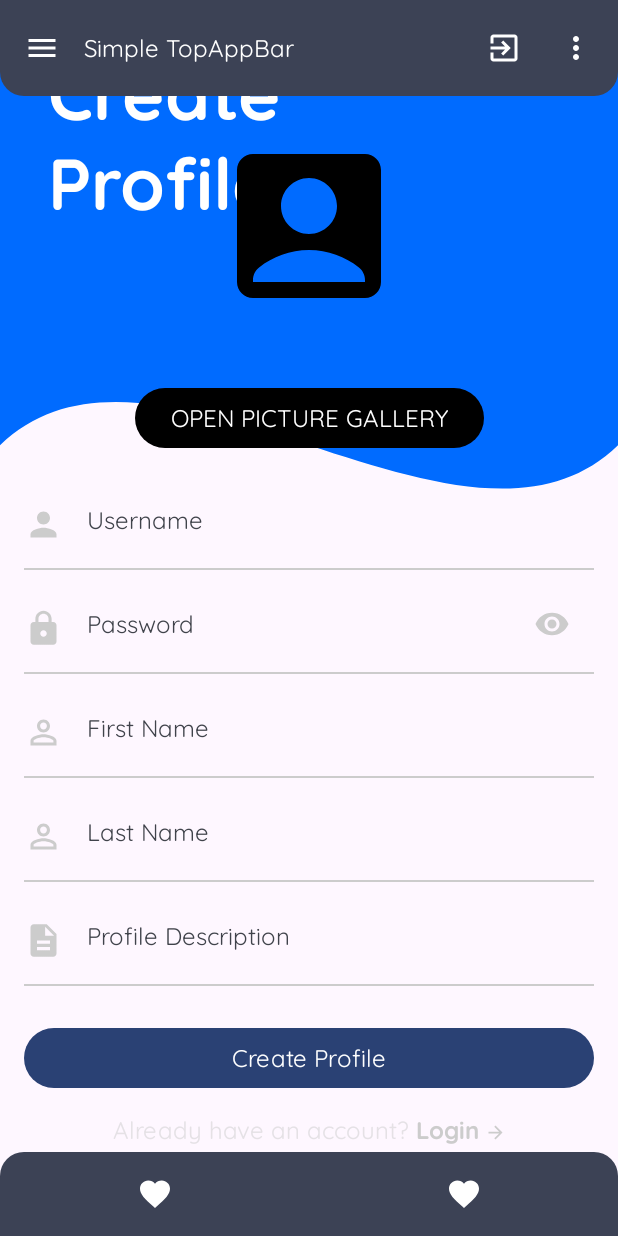
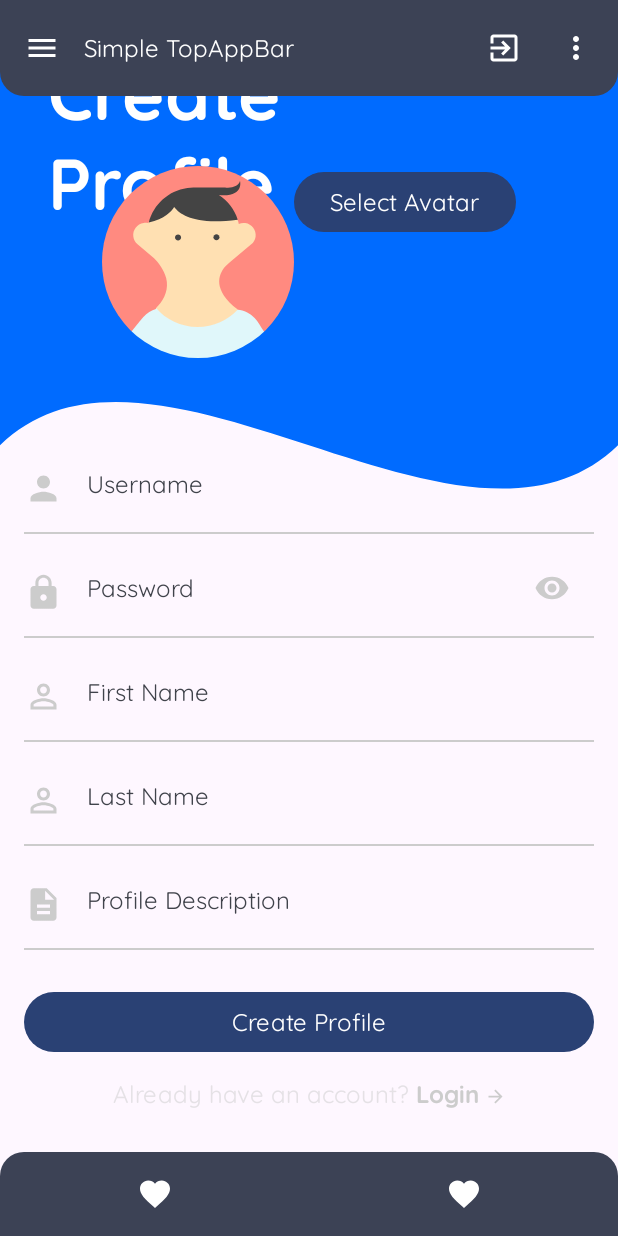
Before and after one commit to pepper11com/Mat3_nav, an Android app built with Jetpack Compose: the create_profile_screen screen opened through its navigation route, on a phone screen of 412 x 824 dp. Run offline under Robolectric (Android 15) with nearby library versions, the phone set to English and light mode, and no system bars; our stand-ins replace accompanist, livedata-compose; libraries missing offline, so code that uses them is left out: com.mxalbert.sharedelements.

Commit message:
hardcoded img

```diff
--- a/app/src/main/java/com/example/mat3_nav/ui/screens/CreateProfile.kt
+++ b/app/src/main/java/com/example/mat3_nav/ui/screens/CreateProfile.kt
@@ -3,15 +3,14 @@ package com.example.mat3_nav.ui.screens
 import android.annotation.SuppressLint
 import android.content.Context
 import android.graphics.*
-import android.os.Build
-import android.provider.MediaStore
+import android.net.Uri
 import android.widget.Toast
-import androidx.activity.compose.rememberLauncherForActivityResult
-import androidx.activity.result.contract.ActivityResultContracts
 import androidx.compose.foundation.*
-import androidx.compose.foundation.gestures.detectTransformGestures
 import androidx.compose.foundation.layout.*
+import androidx.compose.foundation.lazy.grid.GridCells
+import androidx.compose.foundation.lazy.grid.LazyVerticalGrid
 import androidx.compose.foundation.shape.CircleShape
+import androidx.compose.foundation.shape.RoundedCornerShape
 import androidx.compose.material.icons.Icons
 import androidx.compose.material.icons.filled.*
 import androidx.compose.material3.ButtonDefaults
@@ -23,21 +22,18 @@ import androidx.compose.ui.Alignment
 import androidx.compose.ui.Modifier
 import androidx.compose.ui.draw.clip
 import androidx.compose.ui.graphics.Color
-import androidx.compose.ui.graphics.TransformOrigin
-import androidx.compose.ui.graphics.asImageBitmap
-import androidx.compose.ui.graphics.graphicsLayer
-import androidx.compose.ui.input.pointer.pointerInput
 import androidx.compose.ui.platform.LocalContext
 import androidx.compose.ui.res.painterResource
 import androidx.compose.ui.text.font.FontWeight
 import androidx.compose.ui.unit.dp
 import androidx.compose.ui.unit.sp
+import androidx.compose.ui.window.Dialog
+import androidx.compose.ui.window.DialogProperties
 import androidx.compose.ui.zIndex
 import androidx.navigation.NavController
 import com.example.mat3_nav.R
 import com.example.mat3_nav.ui.theme.quickSand
 import com.example.mat3_nav.viewmodel.MainViewModel
-import java.lang.Float.max
 
 @SuppressLint("UnusedMaterial3ScaffoldPaddingParameter")
 @Composable
@@ -225,95 +221,87 @@ fun CreateProfileScreen(
 
 @Composable
 fun PickImageFromGallery(context: Context, viewModel: MainViewModel) {
+    val avatars = listOf(
+        R.drawable.avatar_1,
+        R.drawable.avatar_2,
+        R.drawable.avatar_3,
+        R.drawable.avatar_4,
+        R.drawable.avatar_5,
+        R.drawable.avatar_6,
+        R.drawable.avatar_7,
+        R.drawable.avatar_8,
+        R.drawable.avatar_9,
+        R.drawable.avatar_10,
+        R.drawable.avatar_11,
+        R.drawable.avatar_12,
+        R.drawable.avatar_13,
+        R.drawable.avatar_14,
+        R.drawable.avatar_15,
+        R.drawable.avatar_16
+    )
 
-    val minScale = remember { mutableStateOf(1f) }
-    val maxScale = remember { mutableStateOf(3f) }
-    val scale = remember { mutableStateOf(1f) }
-    val imageSize = 150.dp
-    val offsetX = remember { mutableStateOf(0f) }
-    val offsetY = remember { mutableStateOf(0f) }
+    var expanded by remember { mutableStateOf(false) }
+    var selectedAvatar by remember { mutableStateOf(avatars[0]) }
 
-    val launcher = rememberLauncherForActivityResult(
-        contract = ActivityResultContracts.GetContent()
-    ) { uri ->
-        viewModel.imageUri = uri
+    viewModel.imageUri = Uri.parse("android.resource://${context.packageName}/$selectedAvatar")
+
+    Row(
+        modifier = Modifier
+            .padding(horizontal = 0.dp, vertical = 40.dp)
+            .fillMaxWidth(),
+        horizontalArrangement = Arrangement.Center
+    ) {
+        Image(
+            painter = painterResource(id = selectedAvatar),
+            contentDescription = "Selected Avatar",
+            modifier = Modifier
+                .width(128.dp)
+                .height(128.dp)
+                .clip(CircleShape)
+        )
+        Button(onClick = { expanded = !expanded }) {
+            Text("Select Avatar")
+        }
     }
 
-    LaunchedEffect(viewModel.imageUri) {
-        if (viewModel.imageUri != null) {
-            viewModel.bitmap.value = if (Build.VERSION.SDK_INT >= Build.VERSION_CODES.Q) {
-                val src = ImageDecoder.createSource(context.contentResolver, viewModel.imageUri!!)
-                ImageDecoder.decodeBitmap(src)
-            } else {
-                MediaStore.Images.Media.getBitmap(context.contentResolver, viewModel.imageUri)
+    if (expanded) {
+        Dialog(
+            onDismissRequest = { expanded = false },
+            properties = DialogProperties(usePlatformDefaultWidth = false)
+        ) {
+            Surface(
+                modifier = Modifier
+                    .padding(18.dp),
+                shape = RoundedCornerShape(16.dp) // Add corner rounding
+            ) {
+                LazyVerticalGrid(
+                    modifier = Modifier
+                        .padding(18.dp),
+                    columns = GridCells.Fixed(4),
+                ) {
+                    items(avatars.size) { index ->
+                        val avatar = avatars[index]
+                        Column(
+                            modifier = Modifier
+                                .padding(6.dp),
+                            horizontalAlignment = Alignment.CenterHorizontally,
+                        ) {
+                            Image(
+                                painter = painterResource(id = avatar),
+                                contentDescription = "Avatar",
+                                modifier = Modifier
+                                    .size(70.dp)
+                                    .clip(CircleShape)
+                                    .clickable {
+                                        selectedAvatar = avatar
+                                        viewModel.imageUri = Uri.parse("android.resource://${context.packageName}/$avatar")
+                                        expanded = false
+                                    }
+                            )
+                        }
+                    }
+                }
             }
         }
     }
-
-    if (viewModel.imageUri != null) {
-        // https://stackoverflow.com/questions/58903911/how-to-fix-deprecated-issue-in-android-bitmap
-
-        viewModel.bitmap.value?.let { btm ->
-            // Calculate the minimum scale to always fill the circle
-            minScale.value = max(imageSize.value / btm.width, imageSize.value / btm.height)
-
-
-            Box(
-                modifier = Modifier
-                    .padding(horizontal = 0.dp, vertical = 40.dp)
-                    .size(imageSize)
-                    .clip(CircleShape) // Clip the box to a circle
-                    .pointerInput(Unit) {
-                        detectTransformGestures { _, pan, zoom, _ ->
-                            // Apply the pan and zoom while maintaining a minimum scale and maximum scale
-                            scale.value =
-                                (scale.value * zoom).coerceIn(minScale.value, maxScale.value)
-
-                            // Limit pan offset
-                            val maxOffsetX = (btm.width * scale.value - imageSize.value) / 40
-                            val maxOffsetY = (btm.height * scale.value - imageSize.value) / 40
-                            offsetX.value =
-                                (offsetX.value + pan.x).coerceIn(-maxOffsetX, maxOffsetX)
-                            offsetY.value =
-                                (offsetY.value + pan.y).coerceIn(-maxOffsetY, maxOffsetY)
-                        }
-                    }
-            ) {
-                Image(
-                    bitmap = btm.asImageBitmap(),
-                    contentDescription = null,
-                    modifier = Modifier
-                        .size(imageSize)
-                        .graphicsLayer(
-                            translationX = offsetX.value,
-                            translationY = offsetY.value,
-                            scaleX = scale.value,
-                            scaleY = scale.value,
-                            transformOrigin = TransformOrigin(0.5f, 0.5f)
-                        )
-                )
-            }
-        }
-    } else {
-        Image(
-            painter = painterResource(id = R.drawable.baseline_account_box_24),
-            contentDescription = "Logo",
-            modifier = Modifier
-                .padding(horizontal = 0.dp, vertical = 40.dp)
-                .width(128.dp)
-                .height(128.dp)
-        )
-    }
-    Button(
-        onClick = { launcher.launch("image/*") },
-        colors = ButtonDefaults.buttonColors(
-            contentColor = MaterialTheme.colorScheme.onPrimary,
-            containerColor = Color.Black
-        )
-    )
-    {
-        Text(
-            text = context.getString(R.string.open_picture_gallery).uppercase()
-        )
-    }
 }
```
